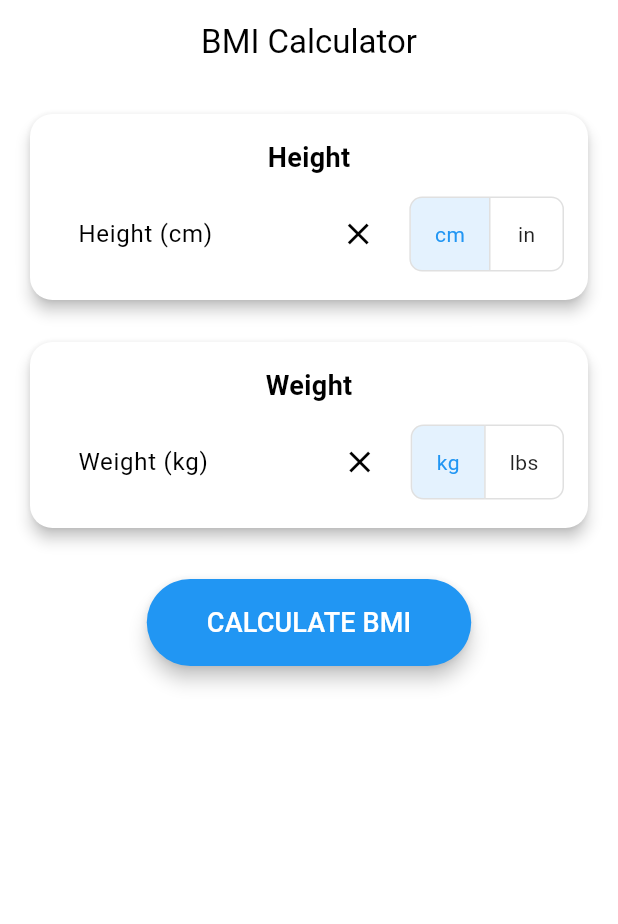
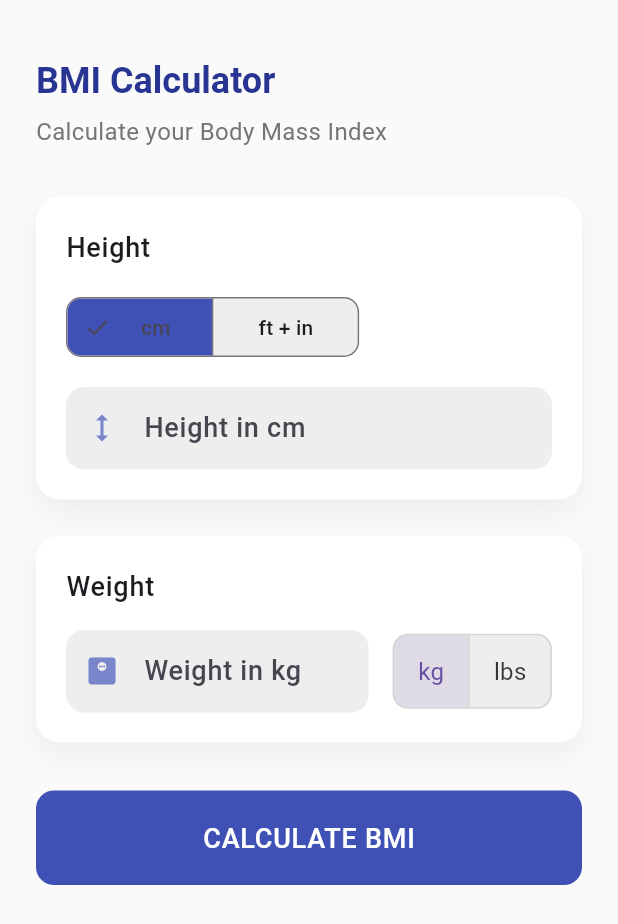
Before and after one commit to MuhammadAbu-Bakr/bmi_calculator, a Flutter app: the screen it shows after launch, on a phone screen of 412 x 824 dp. Shown: the top 924 px of the screen. Run offline on Flutter 3.47's test engine with Material 3 defaults, Android fonts, the light colour scheme and no system bars; Roboto replaces fonts that are missing (Poppins).

Commit message:
Enhance UI and functionality of BMI Calculator
- Updated status bar style for better visibility
- Changed primary color to indigo and added custom font
- Improved text themes for better readability
- Added height input options (cm and ft + in) with corresponding controllers
- Enhanced weight input with toggle for kg/lbs
- Improved BMI result display with animations and descriptions

```diff
--- a/lib/main.dart
+++ b/lib/main.dart
@@ -1,7 +1,14 @@
 import 'package:flutter/material.dart';
+import 'package:flutter/services.dart';
 
 void main() {
   runApp(const BMICalculator());
+  SystemChrome.setSystemUIOverlayStyle(
+    const SystemUiOverlayStyle(
+      statusBarColor: Colors.transparent,
+      statusBarIconBrightness: Brightness.dark,
+    ),
+  );
 }
 
 class BMICalculator extends StatelessWidget {
@@ -12,12 +19,23 @@ class BMICalculator extends StatelessWidget {
     return MaterialApp(
       title: 'BMI Calculator',
       theme: ThemeData(
-        primarySwatch: Colors.blue,
-        colorScheme: ColorScheme.fromSwatch(
-          primarySwatch: Colors.blue,
-          accentColor: Colors.blueAccent,
+        primarySwatch: Colors.indigo,
+        fontFamily: 'Poppins',
+        textTheme: const TextTheme(
+          displayLarge: TextStyle(fontSize: 48, fontWeight: FontWeight.w700),
+          displayMedium: TextStyle(fontSize: 24, fontWeight: FontWeight.w600),
+          bodyLarge: TextStyle(fontSize: 18, fontWeight: FontWeight.w500),
+          bodyMedium: TextStyle(fontSize: 16),
         ),
-        visualDensity: VisualDensity.adaptivePlatformDensity,
+        inputDecorationTheme: InputDecorationTheme(
+          border: OutlineInputBorder(
+            borderRadius: BorderRadius.circular(12),
+            borderSide: BorderSide.none,
+          ),
+          filled: true,
+          fillColor: Colors.grey[200],
+          contentPadding: const EdgeInsets.symmetric(horizontal: 16, vertical: 14),
+        ),
       ),
       home: const BMICalculatorPage(),
       debugShowCheckedModeBanner: false,
@@ -32,46 +50,71 @@ class BMICalculatorPage extends StatefulWidget {
   _BMICalculatorPageState createState() => _BMICalculatorPageState();
 }
 
-class _BMICalculatorPageState extends State<BMICalculatorPage> {
-  final TextEditingController heightController = TextEditingController();
+class _BMICalculatorPageState extends State<BMICalculatorPage> with SingleTickerProviderStateMixin {
+  final TextEditingController cmController = TextEditingController();
+  final TextEditingController feetController = TextEditingController();
+  final TextEditingController inchesController = TextEditingController();
   final TextEditingController weightController = TextEditingController();
+
   double bmiResult = 0;
   String bmiCategory = '';
-  bool isHeightInCm = true;
+  String bmiDescription = '';
+  int selectedHeightUnit = 0;
   bool isWeightInKg = true;
+  late AnimationController _animationController;
+  late Animation<double> _animation;
+
+  @override
+  void initState() {
+    super.initState();
+    _animationController = AnimationController(
+      vsync: this,
+      duration: const Duration(milliseconds: 800),
+    );
+    _animation = CurvedAnimation(
+      parent: _animationController,
+      curve: Curves.fastOutSlowIn,
+    );
+  }
 
   void calculateBMI() {
-    final double height = double.tryParse(heightController.text) ?? 0;
-    final double weight = double.tryParse(weightController.text) ?? 0;
+    double heightInMeters = 0;
+    double weightInKg = double.tryParse(weightController.text) ?? 0;
 
-    if (height > 0 && weight > 0) {
-      // Convert height to meters
-      double heightInMeters = isHeightInCm ? height / 100 : height * 0.0254;
+    if (!isWeightInKg && weightInKg > 0) {
+      weightInKg = weightInKg * 0.453592;
+    }
 
-      // Convert weight to kg if needed
-      double weightInKg = isWeightInKg ? weight : weight * 0.453592;
+    if (selectedHeightUnit == 0) {
+      double cm = double.tryParse(cmController.text) ?? 0;
+      if (cm > 0) heightInMeters = cm / 100;
+    } else {
+      double feet = double.tryParse(feetController.text) ?? 0;
+      double inches = double.tryParse(inchesController.text) ?? 0;
+      if (feet > 0 || inches > 0) {
+        heightInMeters = (feet * 12 + inches) * 0.0254;
+      }
+    }
 
+    if (heightInMeters > 0 && weightInKg > 0) {
       final double bmi = weightInKg / (heightInMeters * heightInMeters);
-
-      String category;
-      Color categoryColor;
-      if (bmi < 18.5) {
-        category = 'Underweight';
-        categoryColor = Colors.blue;
-      } else if (bmi < 25) {
-        category = 'Normal weight';
-        categoryColor = Colors.green;
-      } else if (bmi < 30) {
-        category = 'Overweight';
-        categoryColor = Colors.orange;
-      } else {
-        category = 'Obese';
-        categoryColor = Colors.red;
-      }
 
       setState(() {
         bmiResult = bmi;
-        bmiCategory = category;
+        if (bmi < 18.5) {
+          bmiCategory = 'Underweight';
+          bmiDescription = 'You may need to gain weight. Consider consulting a nutritionist.';
+        } else if (bmi < 25) {
+          bmiCategory = 'Normal weight';
+          bmiDescription = 'Great! You have a healthy body weight. Maintain it!';
+        } else if (bmi < 30) {
+          bmiCategory = 'Overweight';
+          bmiDescription = 'Consider some lifestyle changes to reach a healthier weight.';
+        } else {
+          bmiCategory = 'Obese';
+          bmiDescription = 'Consult with a healthcare provider for weight management strategies.';
+        }
+        _animationController.forward(from: 0);
       });
     }
   }
@@ -79,92 +122,149 @@ class _BMICalculatorPageState extends State<BMICalculatorPage> {
   @override
   Widget build(BuildContext context) {
     return Scaffold(
-      appBar: AppBar(
-        title: const Text('BMI Calculator'),
-        centerTitle: true,
-        elevation: 0,
-      ),
-      body: SingleChildScrollView(
-        padding: const EdgeInsets.all(16.0),
+      backgroundColor: Colors.grey[50],
+      body: SafeArea(
+        child: SingleChildScrollView(
+          padding: const EdgeInsets.all(24),
           child: Column(
+            crossAxisAlignment: CrossAxisAlignment.start,
             children: [
-            Card(
-              elevation: 4,
-              shape: RoundedRectangleBorder(
-                borderRadius: BorderRadius.circular(15.0),
-              ),
-              child: Padding(
-                padding: const EdgeInsets.all(16.0),
-                child: Column(
-                  children: [
-                    const Text(
-                      'Height',
-                      style: TextStyle(
-                        fontSize: 18,
-                        fontWeight: FontWeight.bold,
+              const SizedBox(height: 16),
+              Text(
+                'BMI Calculator',
+                style: Theme.of(context).textTheme.displayMedium?.copyWith(
+                  color: Colors.indigo[800],
                 ),
               ),
-                    const SizedBox(height: 10),
+              const SizedBox(height: 8),
+              Text(
+                'Calculate your Body Mass Index',
+                style: Theme.of(context).textTheme.bodyMedium?.copyWith(
+                  color: Colors.grey[600],
+                ),
+              ),
+              const SizedBox(height: 32),
+
+              // Height Card
+              AnimatedContainer(
+                duration: const Duration(milliseconds: 300),
+                curve: Curves.easeInOut,
+                decoration: BoxDecoration(
+                  color: Colors.white,
+                  borderRadius: BorderRadius.circular(16),
+                  boxShadow: [
+                    BoxShadow(
+                      color: Colors.black.withOpacity(0.05),
+                      blurRadius: 16,
+                      offset: const Offset(0, 8),
+                    ),
+                  ],
+                ),
+                padding: const EdgeInsets.all(20),
+                child: Column(
+                  crossAxisAlignment: CrossAxisAlignment.start,
+                  children: [
+                    Text(
+                      'Height',
+                      style: Theme.of(context).textTheme.bodyLarge,
+                    ),
+                    const SizedBox(height: 16),
+                    SegmentedButton<int>(
+                      style: SegmentedButton.styleFrom(
+                        backgroundColor: Colors.grey[200],
+                        selectedBackgroundColor: Colors.indigo,
+                        shape: RoundedRectangleBorder(
+                          borderRadius: BorderRadius.circular(10),
+                        ),
+                      ),
+                      segments: const [
+                        ButtonSegment(
+                          value: 0,
+                          label: Padding(
+                            padding: EdgeInsets.symmetric(horizontal: 12),
+                            child: Text('cm'),
+                          ),
+                        ),
+                        ButtonSegment(
+                          value: 1,
+                          label: Padding(
+                            padding: EdgeInsets.symmetric(horizontal: 12),
+                            child: Text('ft + in'),
+                          ),
+                        ),
+                      ],
+                      selected: {selectedHeightUnit},
+                      onSelectionChanged: (Set<int> newSelection) {
+                        setState(() {
+                          selectedHeightUnit = newSelection.first;
+                        });
+                      },
+                    ),
+                    const SizedBox(height: 16),
+                    if (selectedHeightUnit == 0)
+                      TextField(
+                        controller: cmController,
+                        keyboardType: TextInputType.number,
+                        decoration: InputDecoration(
+                          labelText: 'Height in cm',
+                          prefixIcon: Icon(Icons.height, color: Colors.indigo[300]),
+                        ),
+                      )
+                    else
                       Row(
                         children: [
                           Expanded(
                             child: TextField(
-                            controller: heightController,
+                              controller: feetController,
                               keyboardType: TextInputType.number,
                               decoration: InputDecoration(
-                              labelText: isHeightInCm ? 'Height (cm)' : 'Height (inches)',
-                              border: const OutlineInputBorder(),
-                              suffixIcon: IconButton(
-                                icon: const Icon(Icons.clear),
-                                onPressed: () => heightController.clear(),
+                                labelText: 'Feet',
+                                prefixIcon: Icon(Icons.straighten, color: Colors.indigo[300]),
                               ),
                             ),
                           ),
+                          const SizedBox(width: 16),
+                          Expanded(
+                            child: TextField(
+                              controller: inchesController,
+                              keyboardType: TextInputType.number,
+                              decoration: InputDecoration(
+                                labelText: 'Inches',
+                                prefixIcon: Icon(Icons.straighten, color: Colors.indigo[300]),
                               ),
-                        const SizedBox(width: 10),
-                        ToggleButtons(
-                          isSelected: [isHeightInCm, !isHeightInCm],
-                          onPressed: (int index) {
-                            setState(() {
-                              isHeightInCm = index == 0;
-                            });
-                          },
-                          borderRadius: BorderRadius.circular(8.0),
-                          children: const [
-                            Padding(
-                              padding: EdgeInsets.symmetric(horizontal: 16),
-                              child: Text('cm'),
                             ),
-                            Padding(
-                              padding: EdgeInsets.symmetric(horizontal: 16),
-                              child: Text('in'),
-                            ),
-                          ],
                           ),
                         ],
                       ),
                   ],
                 ),
               ),
+              const SizedBox(height: 24),
+
+              // Weight Card
+              AnimatedContainer(
+                duration: const Duration(milliseconds: 300),
+                curve: Curves.easeInOut,
+                decoration: BoxDecoration(
+                  color: Colors.white,
+                  borderRadius: BorderRadius.circular(16),
+                  boxShadow: [
+                    BoxShadow(
+                      color: Colors.black.withOpacity(0.05),
+                      blurRadius: 16,
+                      offset: const Offset(0, 8),
                     ),
-            const SizedBox(height: 20),
-            Card(
-              elevation: 4,
-              shape: RoundedRectangleBorder(
-                borderRadius: BorderRadius.circular(15.0),
+                  ],
                 ),
-              child: Padding(
-                padding: const EdgeInsets.all(16.0),
+                padding: const EdgeInsets.all(20),
                 child: Column(
+                  crossAxisAlignment: CrossAxisAlignment.start,
                   children: [
-                    const Text(
+                    Text(
                       'Weight',
-                      style: TextStyle(
-                        fontSize: 18,
-                        fontWeight: FontWeight.bold,
+                      style: Theme.of(context).textTheme.bodyLarge,
                     ),
-                    ),
-                    const SizedBox(height: 10),
+                    const SizedBox(height: 16),
                     Row(
                       children: [
                         Expanded(
@@ -172,24 +272,25 @@ class _BMICalculatorPageState extends State<BMICalculatorPage> {
                             controller: weightController,
                             keyboardType: TextInputType.number,
                             decoration: InputDecoration(
-                              labelText: isWeightInKg ? 'Weight (kg)' : 'Weight (lbs)',
-                              border: const OutlineInputBorder(),
-                              suffixIcon: IconButton(
-                                icon: const Icon(Icons.clear),
-                                onPressed: () => weightController.clear(),
+                              labelText: isWeightInKg ? 'Weight in kg' : 'Weight in lbs',
+                              prefixIcon: Icon(Icons.monitor_weight, color: Colors.indigo[300]),
                             ),
                           ),
                         ),
+                        const SizedBox(width: 16),
+                        Container(
+                          decoration: BoxDecoration(
+                            color: Colors.grey[200],
+                            borderRadius: BorderRadius.circular(10),
                           ),
-                        const SizedBox(width: 10),
-                        ToggleButtons(
+                          child: ToggleButtons(
+                            borderRadius: BorderRadius.circular(10),
                             isSelected: [isWeightInKg, !isWeightInKg],
                             onPressed: (int index) {
                               setState(() {
                                 isWeightInKg = index == 0;
                               });
                             },
-                          borderRadius: BorderRadius.circular(8.0),
                             children: const [
                               Padding(
                                 padding: EdgeInsets.symmetric(horizontal: 16),
@@ -201,71 +302,92 @@ class _BMICalculatorPageState extends State<BMICalculatorPage> {
                               ),
                             ],
                           ),
+                        ),
                       ],
                     ),
                   ],
                 ),
               ),
-            ),
-            const SizedBox(height: 30),
-            ElevatedButton(
+              const SizedBox(height: 32),
+
+              // Calculate Button
+              SizedBox(
+                width: double.infinity,
+                child: ElevatedButton(
                   onPressed: calculateBMI,
                   style: ElevatedButton.styleFrom(
-                backgroundColor: Theme.of(context).colorScheme.primary,
+                    backgroundColor: Colors.indigo,
                     foregroundColor: Colors.white,
-                padding: const EdgeInsets.symmetric(horizontal: 40, vertical: 16),
+                    padding: const EdgeInsets.symmetric(vertical: 18),
                     shape: RoundedRectangleBorder(
-                  borderRadius: BorderRadius.circular(30.0),
+                      borderRadius: BorderRadius.circular(12),
                     ),
-                elevation: 5,
+                    elevation: 0,
+                    shadowColor: Colors.transparent,
                   ),
-              child: const Text(
+                  child: Text(
                     'CALCULATE BMI',
-                style: TextStyle(fontSize: 18),
-              ),
-            ),
-            const SizedBox(height: 30),
-            if (bmiResult > 0)
-              Card(
-                elevation: 4,
-                shape: RoundedRectangleBorder(
-                  borderRadius: BorderRadius.circular(15.0),
-                ),
-                color: _getBMIColor(bmiResult),
-                child: Padding(
-                  padding: const EdgeInsets.all(20.0),
-                  child: Column(
-                    children: [
-                      const Text(
-                        'YOUR RESULT',
-                        style: TextStyle(
-                          fontSize: 20,
-                          fontWeight: FontWeight.bold,
+                    style: Theme.of(context).textTheme.bodyLarge?.copyWith(
                       color: Colors.white,
                     ),
                   ),
-                      const SizedBox(height: 20),
+                ),
+              ),
+              const SizedBox(height: 32),
+
+              // Result Card
+              if (bmiResult > 0)
+                ScaleTransition(
+                  scale: _animation,
+                  child: Container(
+                    width: double.infinity,
+                    decoration: BoxDecoration(
+                      color: _getBMIColor(bmiResult),
+                      borderRadius: BorderRadius.circular(16),
+                      boxShadow: [
+                        BoxShadow(
+                          color: _getBMIColor(bmiResult).withOpacity(0.3),
+                          blurRadius: 16,
+                          offset: const Offset(0, 8),
+                        ),
+                      ],
+                    ),
+                    padding: const EdgeInsets.all(24),
+                    child: Column(
+                      children: [
+                        Text(
+                          'YOUR BMI RESULT',
+                          style: Theme.of(context).textTheme.bodyLarge?.copyWith(
+                            color: Colors.white,
+                            letterSpacing: 1.2,
+                          ),
+                        ),
+                        const SizedBox(height: 16),
                         Text(
                           bmiResult.toStringAsFixed(1),
-                        style: const TextStyle(
-                          fontSize: 48,
-                          fontWeight: FontWeight.bold,
+                          style: Theme.of(context).textTheme.displayLarge?.copyWith(
                             color: Colors.white,
                           ),
                         ),
-                      const SizedBox(height: 10),
+                        const SizedBox(height: 8),
                         Text(
                           bmiCategory.toUpperCase(),
-                        style: const TextStyle(
-                          fontSize: 24,
+                          style: Theme.of(context).textTheme.displayMedium?.copyWith(
                             color: Colors.white,
                           ),
                         ),
-                      const SizedBox(height: 20),
+                        const SizedBox(height: 16),
+                        Text(
+                          bmiDescription,
+                          textAlign: TextAlign.center,
+                          style: Theme.of(context).textTheme.bodyMedium?.copyWith(
+                            color: Colors.white.withOpacity(0.9),
+                          ),
+                        ),
+                        const SizedBox(height: 16),
                         const Text(
                           'Normal BMI range: 18.5 - 25 kg/m²',
                           style: TextStyle(
-                          fontSize: 16,
                             color: Colors.white70,
                           ),
                         ),
@@ -276,19 +398,23 @@ class _BMICalculatorPageState extends State<BMICalculatorPage> {
             ],
           ),
         ),
+      ),
     );
   }
 
   Color _getBMIColor(double bmi) {
-    if (bmi < 18.5) return Colors.blue;
-    if (bmi < 25) return Colors.green;
-    if (bmi < 30) return Colors.orange;
-    return Colors.red;
+    if (bmi < 18.5) return Colors.blue[400]!;
+    if (bmi < 25) return Colors.green[400]!;
+    if (bmi < 30) return Colors.orange[400]!;
+    return Colors.red[400]!;
   }
 
   @override
   void dispose() {
-    heightController.dispose();
+    _animationController.dispose();
+    cmController.dispose();
+    feetController.dispose();
+    inchesController.dispose();
     weightController.dispose();
     super.dispose();
   }
```
Lines whose indentation alone changed are shown as unchanged.
